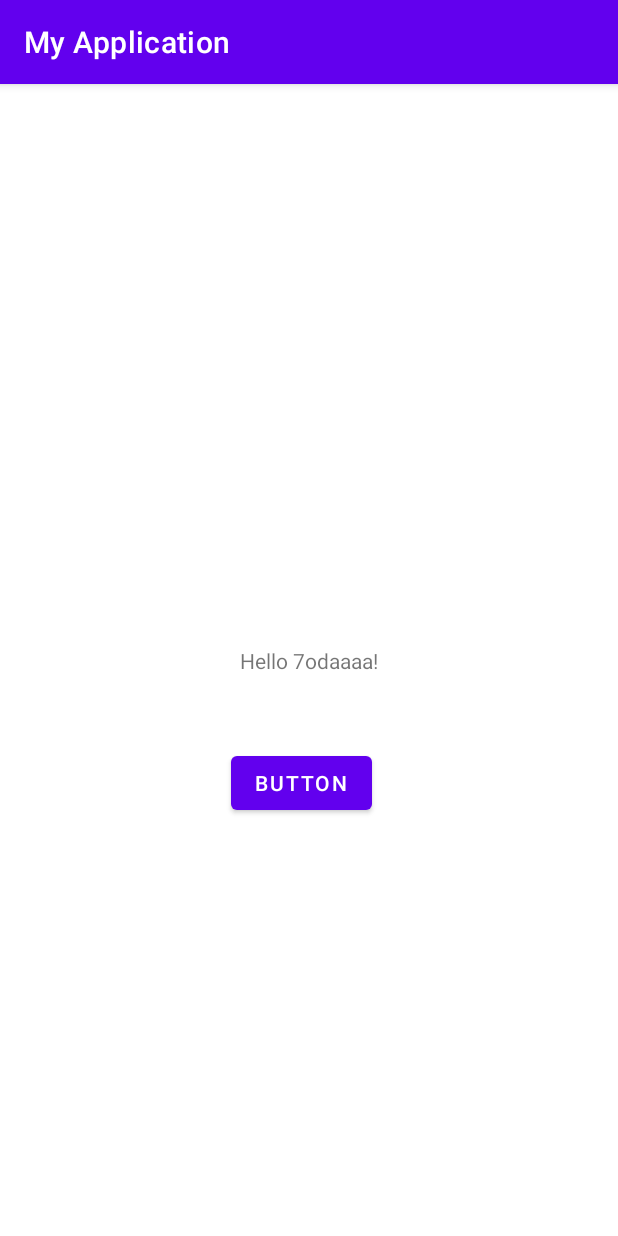
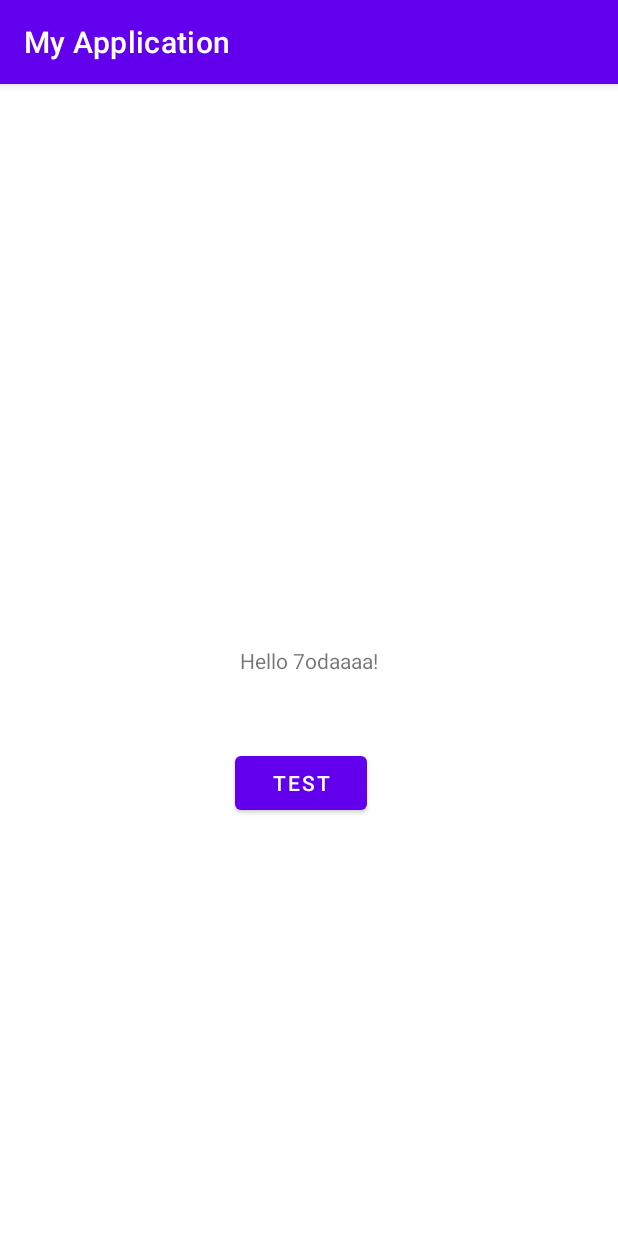
Before and after one commit to MOHAMEDMEDOHEMEDA/flash-list-app-, an Android app: the screen it shows after launch (MainActivity), on a phone screen of 412 x 824 dp. Run offline under Robolectric (Android 15) with nearby library versions, the phone set to English and light mode, and no system bars.

Commit message:
change button name

```diff
--- a/app/src/main/res/layout/activity_main.xml
+++ b/app/src/main/res/layout/activity_main.xml
@@ -24,7 +24,7 @@
         android:layout_marginTop="39dp"
         android:layout_marginEnd="164dp"
         android:layout_marginBottom="269dp"
-        android:text="Button"
+        android:text="test"
         app:layout_constraintBottom_toBottomOf="parent"
         app:layout_constraintEnd_toEndOf="parent"
         app:layout_constraintStart_toStartOf="parent"
```
